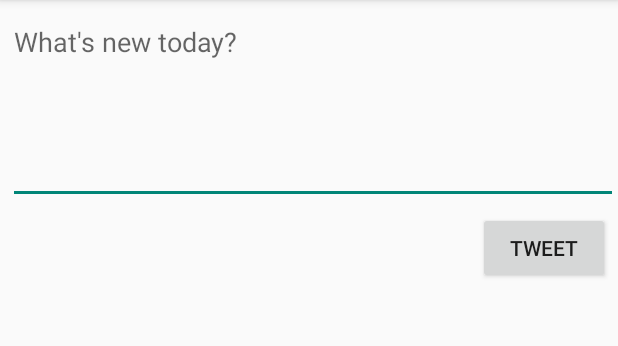
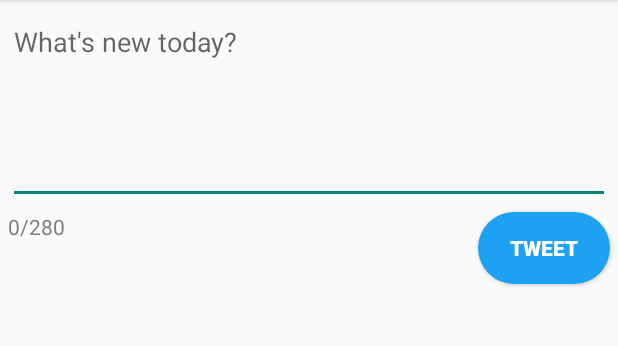
Before and after one commit to bsc24/SimpleTweet, an Android app: the ComposeActivity screen opened directly, with no data from a screen before it, on a phone screen of 412 x 824 dp, the part 84-430 px from its top. Run offline under Robolectric (Android 15) with nearby library versions, the phone set to English and light mode, and no system bars; our stand-ins replace Room's generated code; libraries missing offline, so code that uses them is left out: com.codepath.asynchttpclient, com.facebook.stetho, org.parceler; 1 statement that could not run was skipped.

Commit message:
Added a character counter when user is writing a tweet to publish.

```diff
--- a/app/src/main/java/com/codepath/apps/restclienttemplate/ComposeActivity.java
+++ b/app/src/main/java/com/codepath/apps/restclienttemplate/ComposeActivity.java
@@ -4,10 +4,13 @@ import androidx.appcompat.app.AppCompatActivity;
 
 import android.content.Intent;
 import android.os.Bundle;
+import android.text.Editable;
+import android.text.TextWatcher;
 import android.util.Log;
 import android.view.View;
 import android.widget.Button;
 import android.widget.EditText;
+import android.widget.TextView;
 import android.widget.Toast;
 
 import com.codepath.apps.restclienttemplate.models.Tweet;
@@ -20,12 +23,13 @@ import okhttp3.Headers;
 
 public class ComposeActivity extends AppCompatActivity {
 
-    public static final String TAG = "CompseActivity";
+    public static final String TAG = "ComposeActivity";
     public static final int MAX_TWEET_LENGTH = 140;
 
     TwitterClient client;
 
     EditText etCompose;
+    TextView tvCharacterCount;
     Button btnTweet;
 
     @Override
@@ -36,6 +40,26 @@ public class ComposeActivity extends AppCompatActivity {
         client = TwitterApp.getRestClient(this);
 
         etCompose = findViewById(R.id.etCompose);
+        tvCharacterCount = findViewById(R.id.tvCharacterCount);
+
+        etCompose.addTextChangedListener(new TextWatcher() {
+            @Override
+            public void beforeTextChanged(CharSequence charSequence, int i, int i1, int i2) {
+                Log.d(TAG, "beforeTextChanged");
+            }
+
+            @Override
+            public void onTextChanged(CharSequence charSequence, int i, int i1, int i2) {
+                Log.d(TAG, "onTextChanged");
+            }
+
+            @Override
+            public void afterTextChanged(Editable editable) {
+                Log.d(TAG, "afterTextChanged");
+                tvCharacterCount.setText(etCompose.getText().length() + "/280");
+            }
+        });
+
         btnTweet = findViewById(R.id.btnTweet);
 
         // Set a click listener
@@ -48,6 +72,7 @@ public class ComposeActivity extends AppCompatActivity {
                     return;
                 } else if (tweetContent.length() > MAX_TWEET_LENGTH) {
                     Toast.makeText(ComposeActivity.this, "Tweet cannot exceed 140 characters.", Toast.LENGTH_LONG).show();
+                    return;
                 }
 
                 // Make an API call to Twitter to publish the tweet
--- /dev/null
+++ b/app/src/main/res/drawable/mybutton.xml
@@ -0,0 +1,21 @@
+<?xml version="1.0" encoding="utf-8"?>
+<selector xmlns:android="http://schemas.android.com/apk/res/android" >
+    <item android:state_pressed="true" >
+        <shape android:shape="rectangle"  >
+            <corners android:radius="3dip" />
+            <solid android:color="@color/twitter_clicked_blue" />
+        </shape>
+    </item>
+    <item android:state_focused="true">
+        <shape android:shape="rectangle"  >
+            <corners android:radius="30dip" />
+            <solid android:color="@color/twitter_hovered_blue"/>
+        </shape>
+    </item>
+    <item >
+        <shape android:shape="rectangle"  >
+            <corners android:radius="100dip" />
+            <solid android:color="@color/twitter_blue" />
+        </shape>
+    </item>
+</selector>
--- a/app/src/main/res/layout/activity_compose.xml
+++ b/app/src/main/res/layout/activity_compose.xml
@@ -11,12 +11,25 @@
         android:layout_width="match_parent"
         android:layout_height="wrap_content"
         android:layout_marginStart="5dp"
+        android:layout_marginEnd="5dp"
         android:layout_marginTop="5dp"
         android:ems="10"
         android:gravity="start|top"
         android:hint="What's new today?"
+        android:textColor="@color/black"
         android:inputType="textMultiLine"
         android:minLines="5" />
+
+    <TextView
+        android:id="@+id/tvCharacterCount"
+        android:layout_width="wrap_content"
+        android:layout_height="wrap_content"
+        android:layout_below="@+id/etCompose"
+        android:layout_alignParentStart="true"
+        android:layout_marginStart="5dp"
+        android:layout_marginTop="5dp"
+        android:text="0/280"
+        android:textColor="@color/light_text" />
 
     <Button
         android:id="@+id/btnTweet"
@@ -26,5 +39,9 @@
         android:layout_alignParentEnd="true"
         android:layout_marginTop="5dp"
         android:layout_marginEnd="5dp"
-        android:text="@string/tweet" />
+        android:background="@drawable/mybutton"
+        android:text="@string/tweet"
+        android:textStyle="bold"
+        android:textColor="@color/white"/>
+
 </RelativeLayout>
--- a/app/src/main/res/values/colors.xml
+++ b/app/src/main/res/values/colors.xml
@@ -9,4 +9,7 @@
     <color name="white">#FFFFFFFF</color>
     <color name="light_text">#7F7E7B</color>
     <color name="border">#C1C1C1</color>
+    <color name="twitter_blue">#1DA1F2</color>
+    <color name="twitter_hovered_blue">#1A91DA</color>
+    <color name="twitter_clicked_blue">#1781C2</color>
 </resources>
```
